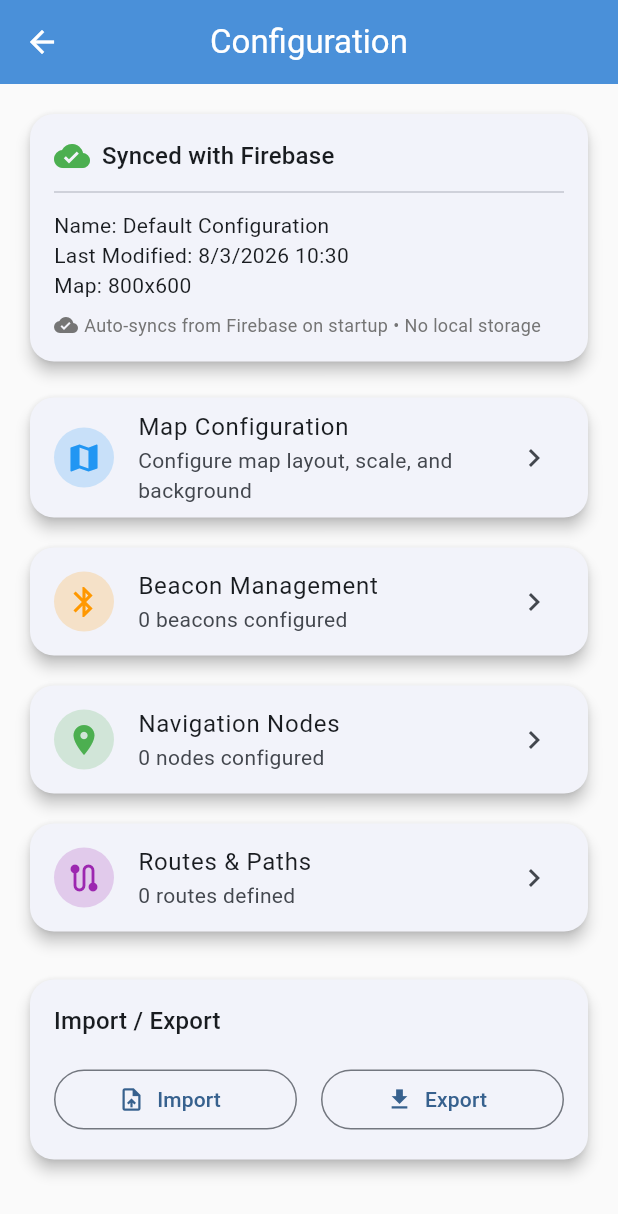
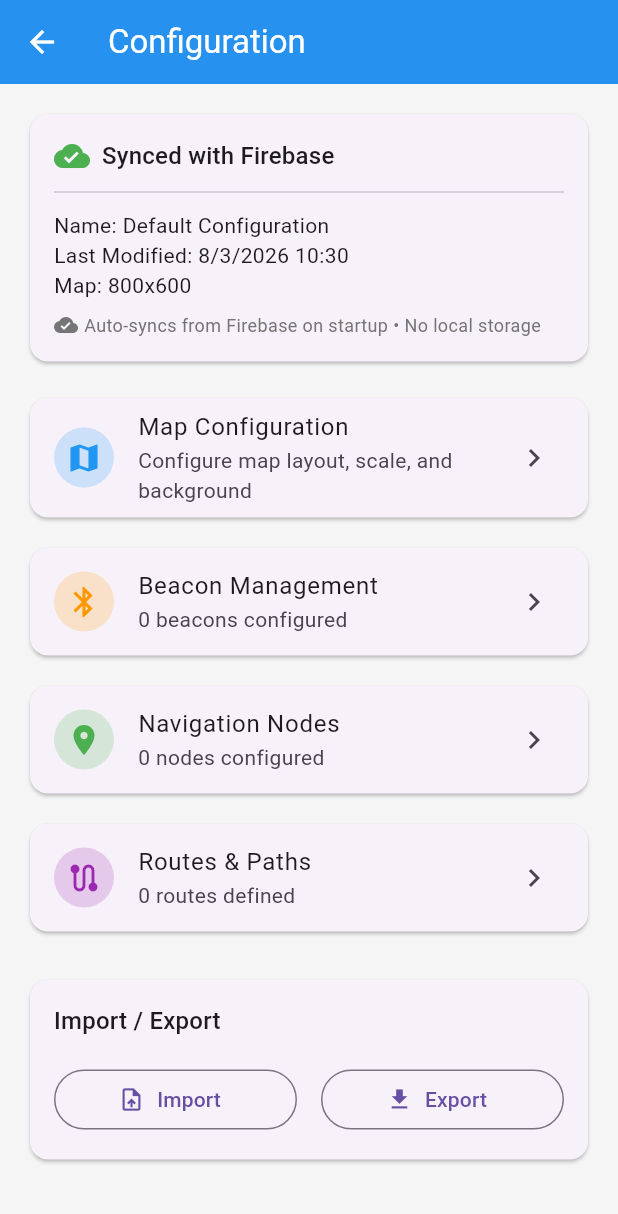
Before and after one commit to abdallaS117/navigation_with_beacons, a Flutter app: the screen it shows after launch, after a tap on the "settings" icon, on a phone screen of 412 x 824 dp. Shown: the top 1214 px of the screen. Run offline on Flutter 3.47's test engine with Material 3 defaults, Android fonts, the phone set to English and light mode, and no system bars; our stand-ins replace cloud_firestore, equatable, file_picker, firebase_core, flutter_bloc, flutter_blue_plus and 2 more; accounts and stored records are empty.

Commit message:
Fix black background in configuration screen by forcing light theme

```diff
--- a/lib/features/navigation/presentation/views/indoor_map_view.dart
+++ b/lib/features/navigation/presentation/views/indoor_map_view.dart
@@ -120,9 +120,19 @@ class _IndoorMapViewState extends State<IndoorMapView>
     await Navigator.push(
       context,
       MaterialPageRoute(
-        builder: (_) => BlocProvider.value(
-          value: context.read<ConfigurationCubit>(),
-          child: const ConfigurationHomeScreen(),
+        builder: (_) => Theme(
+          data: ThemeData.light().copyWith(
+            scaffoldBackgroundColor: Colors.grey[100],
+            appBarTheme: AppBarTheme(
+              backgroundColor: Colors.blue,
+              foregroundColor: Colors.white,
+              elevation: 2,
+            ),
+          ),
+          child: BlocProvider.value(
+            value: context.read<ConfigurationCubit>(),
+            child: const ConfigurationHomeScreen(),
+          ),
         ),
       ),
     );
```
